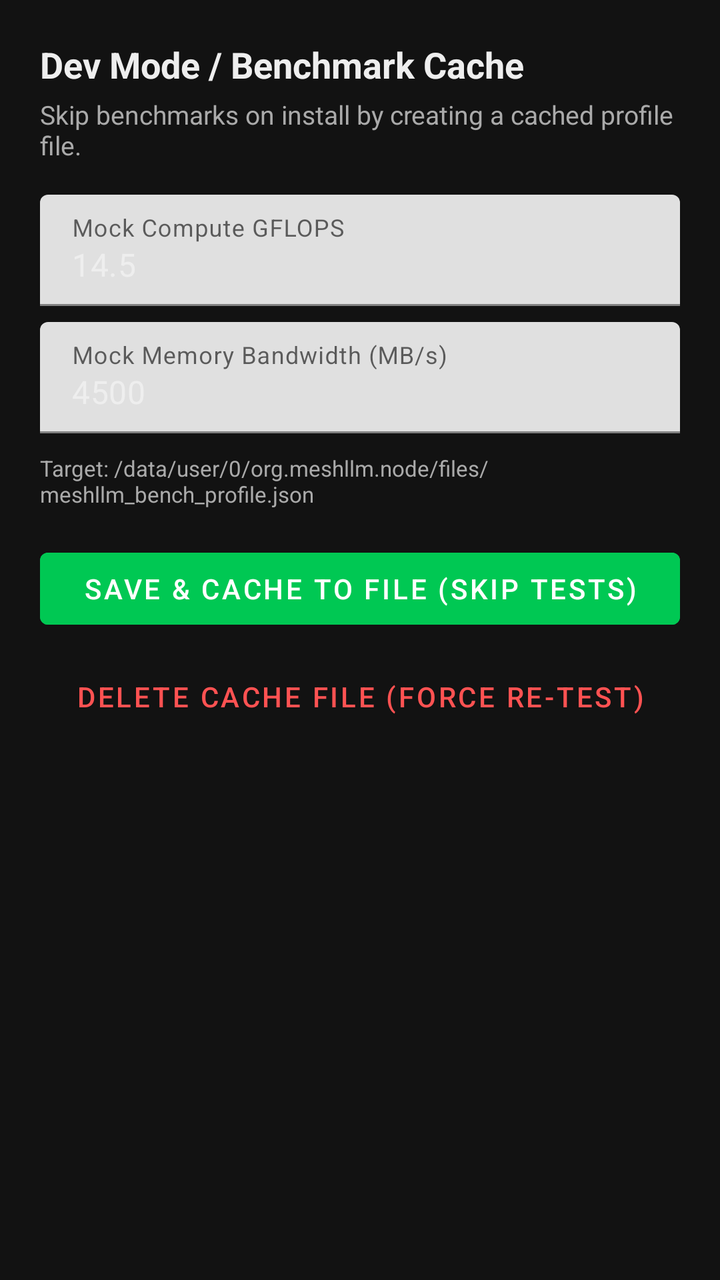
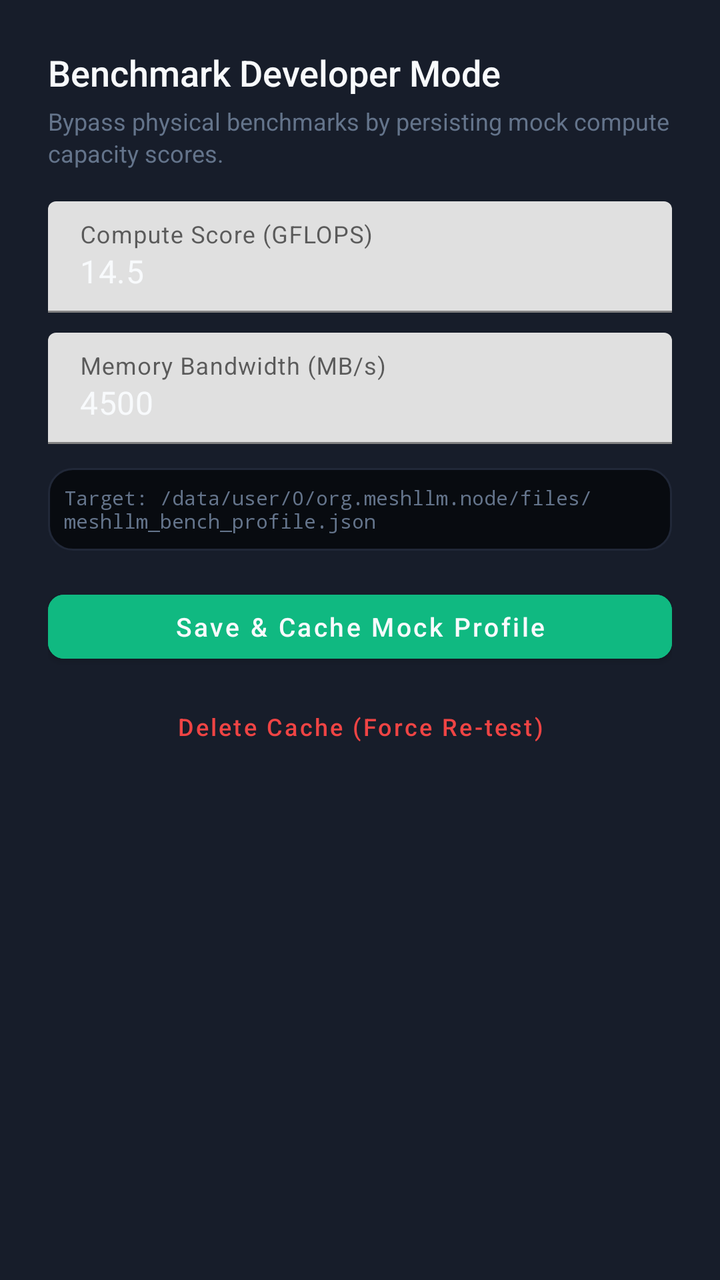

An Android layout rendered at two revisions. The XML below is the earlier revision; the diff shows what the commit changed to produce the second picture.
<!-- AndroidManifest.xml: application theme Theme.MeshLLM -->
<!-- res/layout/dialog_dev_mode.xml -->
<?xml version="1.0" encoding="utf-8"?>
<LinearLayout xmlns:android="http://schemas.android.com/apk/res/android"
    android:layout_width="match_parent"
    android:layout_height="wrap_content"
    android:orientation="vertical"
    android:padding="20dp">

    <TextView
        android:layout_width="wrap_content"
        android:layout_height="wrap_content"
        android:text="Dev Mode / Benchmark Cache"
        android:textColor="@color/text_primary"
        android:textSize="18sp"
        android:textStyle="bold" />

    <TextView
        android:layout_width="wrap_content"
        android:layout_height="wrap_content"
        android:layout_marginTop="4dp"
        android:text="Skip benchmarks on install by creating a cached profile file."
        android:textColor="@color/text_secondary"
        android:textSize="13sp" />

    <com.google.android.material.textfield.TextInputLayout
        android:layout_width="match_parent"
        android:layout_height="wrap_content"
        android:layout_marginTop="16dp"
        android:hint="Mock Compute GFLOPS">

        <com.google.android.material.textfield.TextInputEditText
            android:id="@+id/etDevGflops"
            android:layout_width="match_parent"
            android:layout_height="wrap_content"
            android:inputType="numberDecimal"
            android:text="14.5" />
    </com.google.android.material.textfield.TextInputLayout>

    <com.google.android.material.textfield.TextInputLayout
        android:layout_width="match_parent"
        android:layout_height="wrap_content"
        android:layout_marginTop="8dp"
        android:hint="Mock Memory Bandwidth (MB/s)">

        <com.google.android.material.textfield.TextInputEditText
            android:id="@+id/etDevMemBw"
            android:layout_width="match_parent"
            android:layout_height="wrap_content"
            android:inputType="numberDecimal"
            android:text="4500" />
    </com.google.android.material.textfield.TextInputLayout>

    <TextView
        android:id="@+id/tvCachePathInfo"
        android:layout_width="wrap_content"
        android:layout_height="wrap_content"
        android:layout_marginTop="10dp"
        android:text="Target: /data/user/0/org.meshllm.node/files/meshllm_bench_profile.json"
        android:textColor="#AAAAAA"
        android:textSize="11sp" />

    <Button
        android:id="@+id/btnSaveDevProfile"
        android:layout_width="match_parent"
        android:layout_height="wrap_content"
        android:layout_marginTop="16dp"
        android:backgroundTint="#00C853"
        android:text="Save &amp; Cache to File (Skip Tests)"
        android:textColor="#FFFFFF" />

    <Button
        android:id="@+id/btnClearCacheFile"
        style="@style/Widget.MaterialComponents.Button.TextButton"
        android:layout_width="match_parent"
        android:layout_height="wrap_content"
        android:layout_marginTop="6dp"
        android:text="Delete Cache File (Force Re-test)"
        android:textColor="#FF5252" />

</LinearLayout>
<!-- resources referenced by this layout -->
<resources>
  <color name="text_primary">#EEEEEE</color>
  <color name="text_secondary">#AAAAAA</color>
  <style name="Theme.MeshLLM" parent="Theme.MaterialComponents.DayNight.NoActionBar">
          <item name="colorPrimary">@color/primary</item>
          <item name="colorPrimaryDark">@color/primary_dark</item>
          <item name="colorAccent">@color/accent</item>
          <item name="android:windowBackground">@color/bg_dark</item>
          <item name="android:textColorPrimary">@color/text_primary</item>
          <item name="android:textColorSecondary">@color/text_secondary</item>
      </style>
  <color name="primary">#1A73E8</color>
  <color name="primary_dark">#0D47A1</color>
  <color name="accent">#00E676</color>
  <color name="bg_dark">#121212</color>
</resources>

<!-- the commit's change to res/layout/dialog_dev_mode.xml (unified diff, before → after) -->
@@ -1,51 +1,60 @@
 <?xml version="1.0" encoding="utf-8"?>
 <LinearLayout xmlns:android="http://schemas.android.com/apk/res/android"
+    xmlns:app="http://schemas.android.com/apk/res-auto"
     android:layout_width="match_parent"
     android:layout_height="wrap_content"
+    android:background="@color/card_dark"
     android:orientation="vertical"
-    android:padding="20dp">
+    android:padding="24dp">
 
     <TextView
         android:layout_width="wrap_content"
         android:layout_height="wrap_content"
-        android:text="Dev Mode / Benchmark Cache"
+        android:text="Benchmark Developer Mode"
         android:textColor="@color/text_primary"
         android:textSize="18sp"
-        android:textStyle="bold" />
+        android:fontFamily="sans-serif-medium" />
 
     <TextView
         android:layout_width="wrap_content"
         android:layout_height="wrap_content"
         android:layout_marginTop="4dp"
-        android:text="Skip benchmarks on install by creating a cached profile file."
-        android:textColor="@color/text_secondary"
-        android:textSize="13sp" />
+        android:text="Bypass physical benchmarks by persisting mock compute capacity scores."
+        android:textColor="@color/text_muted"
+        android:textSize="12sp"
+        android:lineSpacingExtra="2dp" />
 
     <com.google.android.material.textfield.TextInputLayout
         android:layout_width="match_parent"
         android:layout_height="wrap_content"
         android:layout_marginTop="16dp"
-        android:hint="Mock Compute GFLOPS">
+        app:boxStrokeColor="@color/accent"
+        app:hintTextColor="@color/accent"
+        android:hint="Compute Score (GFLOPS)">
 
         <com.google.android.material.textfield.TextInputEditText
             android:id="@+id/etDevGflops"
             android:layout_width="match_parent"
             android:layout_height="wrap_content"
             android:inputType="numberDecimal"
+            android:textColor="@color/text_primary"
             android:text="14.5" />
     </com.google.android.material.textfield.TextInputLayout>
 
     <com.google.android.material.textfield.TextInputLayout
         android:layout_width="match_parent"
         android:layout_height="wrap_content"
-        android:layout_marginTop="8dp"
-        android:hint="Mock Memory Bandwidth (MB/s)">
+        android:layout_marginTop="10dp"
+        app:boxStrokeColor="@color/accent"
+        app:hintTextColor="@color/accent"
+        android:hint="Memory Bandwidth (MB/s)">
 
         <com.google.android.material.textfield.TextInputEditText
             android:id="@+id/etDevMemBw"
             android:layout_width="match_parent"
             android:layout_height="wrap_content"
             android:inputType="numberDecimal"
+            android:textColor="@color/text_primary"
             android:text="4500" />
     </com.google.android.material.textfield.TextInputLayout>
 
@@ -53,27 +62,36 @@
         android:id="@+id/tvCachePathInfo"
         android:layout_width="wrap_content"
         android:layout_height="wrap_content"
-        android:layout_marginTop="10dp"
+        android:layout_marginTop="12dp"
+        android:background="@drawable/bg_terminal_rounded"
+        android:padding="8dp"
+        android:fontFamily="monospace"
         android:text="Target: /data/user/0/org.meshllm.node/files/meshllm_bench_profile.json"
-        android:textColor="#AAAAAA"
-        android:textSize="11sp" />
+        android:textColor="@color/text_muted"
+        android:textSize="10sp" />
 
-    <Button
+    <com.google.android.material.button.MaterialButton
         android:id="@+id/btnSaveDevProfile"
         android:layout_width="match_parent"
-        android:layout_height="wrap_content"
+        android:layout_height="44dp"
         android:layout_marginTop="16dp"
-        android:backgroundTint="#00C853"
-        android:text="Save &amp; Cache to File (Skip Tests)"
-        android:textColor="#FFFFFF" />
+        android:backgroundTint="@color/accent"
+        app:cornerRadius="8dp"
+        android:text="Save &amp; Cache Mock Profile"
+        android:textAllCaps="false"
+        android:textColor="@color/text_primary"
+        android:textSize="13sp"
+        android:fontFamily="sans-serif-medium" />
 
-    <Button
+    <com.google.android.material.button.MaterialButton
         android:id="@+id/btnClearCacheFile"
         style="@style/Widget.MaterialComponents.Button.TextButton"
         android:layout_width="match_parent"
         android:layout_height="wrap_content"
-        android:layout_marginTop="6dp"
-        android:text="Delete Cache File (Force Re-test)"
-        android:textColor="#FF5252" />
+        android:layout_marginTop="4dp"
+        android:text="Delete Cache (Force Re-test)"
+        android:textAllCaps="false"
+        android:textColor="@color/error"
+        android:textSize="12sp" />
 
 </LinearLayout>
<!-- resource entries referenced after the edit -->
@@ -1,7 +1,16 @@
 <!-- resources referenced by this layout -->
 <resources>
-  <color name="text_primary">#EEEEEE</color>
-  <color name="text_secondary">#AAAAAA</color>
+  <color name="text_primary">#F8FAFC</color>
+  <!-- drawable bg_terminal_rounded (drawable) -->
+  <?xml version="1.0" encoding="utf-8"?>
+  <shape xmlns:android="http://schemas.android.com/apk/res/android"
+      android:shape="rectangle">
+      <corners android:radius="12dp" />
+      <solid android:color="@color/terminal_dark" />
+      <stroke android:width="1dp" android:color="@color/border_subtle" />
+  </shape>
+  <color name="text_secondary">#94A3B8</color>
+  <color name="surface_dark">#131822</color>
   <style name="Theme.MeshLLM" parent="Theme.MaterialComponents.DayNight.NoActionBar">
           <item name="colorPrimary">@color/primary</item>
           <item name="colorPrimaryDark">@color/primary_dark</item>
@@ -9,10 +18,17 @@
           <item name="android:windowBackground">@color/bg_dark</item>
           <item name="android:textColorPrimary">@color/text_primary</item>
           <item name="android:textColorSecondary">@color/text_secondary</item>
+          <item name="android:navigationBarColor">@color/surface_dark</item>
+          <item name="android:statusBarColor">@color/surface_dark</item>
       </style>
-  <color name="primary">#1A73E8</color>
-  <color name="primary_dark">#0D47A1</color>
-  <color name="accent">#00E676</color>
-  <color name="bg_dark">#121212</color>
+  <color name="terminal_dark">#080B10</color>
+  <color name="border_subtle">#212838</color>
+  <color name="primary">#6366F1</color>
+  <color name="primary_dark">#4F46E5</color>
+  <color name="accent">#10B981</color>
+  <color name="card_dark">#171D2A</color>
+  <color name="error">#EF4444</color>
+  <color name="text_muted">#64748B</color>
+  <color name="bg_dark">#0B0E14</color>
 </resources>
 
